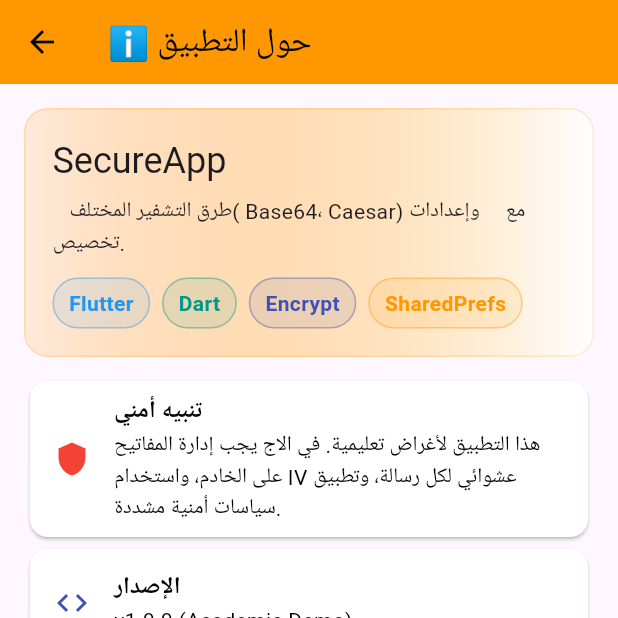
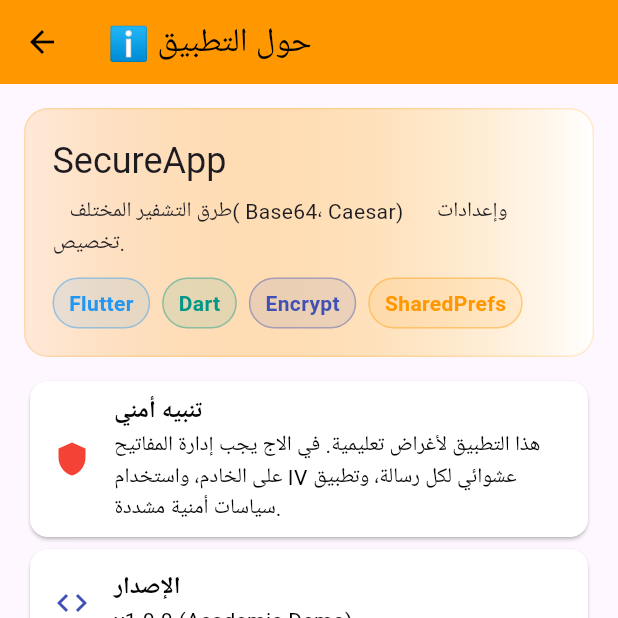
Before and after one commit to hashedalmaswi/my-project, a Flutter app: the AboutPage screen opened directly, on a phone screen of 412 x 824 dp, the top half of it. Run offline on Flutter 3.47's test engine with Material 3 defaults, Android fonts, the phone set to English and light mode, and no system bars; our stand-ins replace shared_preferences; missing offline and left inert: encrypt; accounts and stored records are empty.

```diff
--- a/lib/about_page.dart
+++ b/lib/about_page.dart
@@ -51,7 +51,7 @@ class AboutPage extends StatelessWidget {
                 const SizedBox(height: 8),
                 const Text(
                   '   طرق التشفير المختلف( Base64، Caesar) '
-                      'مع     وإعدادات تخصيص.',
+                      '     وإعدادات تخصيص.',
                 ),
                 const SizedBox(height: 12),
                 Wrap(
```
